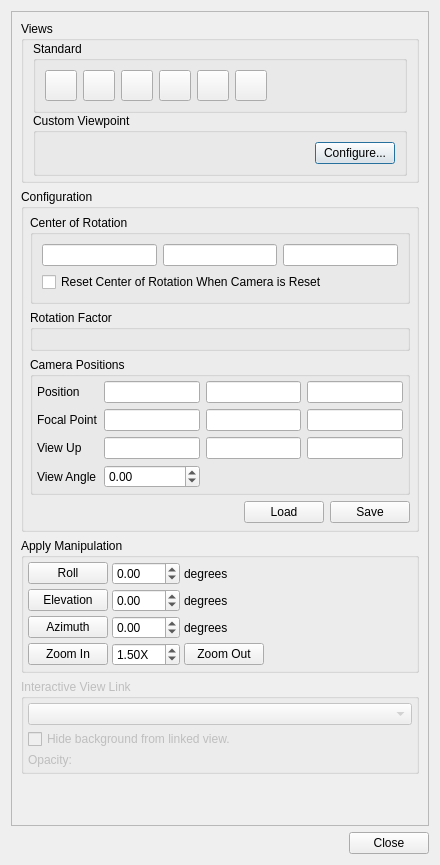
This is Qt/Components/Resources/UI/pqCameraDialog.ui in Kitware/ParaView as Qt 5 draws it before an edit. The edited form follows.
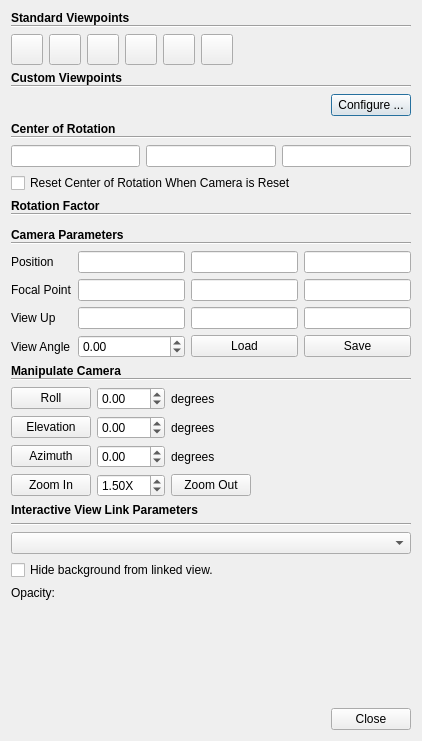
This is the edited form. Icons and pictures are not drawn. Custom widgets are drawn as their Qt base class.

Commit message:
cleanup pqCameraDialog layout.
Cleaning up pqCameraDialog to not use nested groups and better match
other panel layouts.

Patch:
```diff
--- a/Qt/Components/Resources/UI/pqCameraDialog.ui
+++ b/Qt/Components/Resources/UI/pqCameraDialog.ui
@@ -9,8 +9,8 @@
    <rect>
     <x>0</x>
     <y>0</y>
-    <width>440</width>
-    <height>865</height>
+    <width>422</width>
+    <height>741</height>
    </rect>
   </property>
   <property name="sizePolicy">
@@ -25,6 +25,9 @@
   <layout class="QVBoxLayout" name="verticalLayout_3">
    <item>
     <widget class="QScrollArea" name="scrollArea">
+     <property name="frameShape">
+      <enum>QFrame::NoFrame</enum>
+     </property>
      <property name="widgetResizable">
       <bool>true</bool>
      </property>
@@ -33,40 +36,66 @@
        <rect>
         <x>0</x>
         <y>0</y>
-        <width>406</width>
-        <height>870</height>
+        <width>404</width>
+        <height>693</height>
        </rect>
       </property>
+      <layout class="QVBoxLayout" name="verticalLayout">
+       <property name="leftMargin">
+        <number>0</number>
+       </property>
+       <property name="topMargin">
+        <number>0</number>
+       </property>
+       <property name="rightMargin">
+        <number>0</number>
+       </property>
+       <property name="bottomMargin">
+        <number>0</number>
+       </property>
+       <item>
       <layout class="QVBoxLayout" name="verticalLayout_4">
-       <item>
-        <widget class="pqCollapsedGroup" name="groupBox_2">
-         <property name="toolTip">
-          <string>Apply a preset camera configuration.</string>
-         </property>
-         <property name="statusTip">
-          <string/>
-         </property>
-         <property name="title">
-          <string>Views</string>
-         </property>
-         <layout class="QVBoxLayout" name="verticalLayout_2">
           <property name="spacing">
            <number>0</number>
           </property>
-          <property name="topMargin">
-           <number>0</number>
-          </property>
-          <property name="bottomMargin">
-           <number>4</number>
-          </property>
+         <property name="sizeConstraint">
+          <enum>QLayout::SetMinimumSize</enum>
+         </property>
+         <item>
+          <widget class="QLabel" name="label">
+           <property name="sizePolicy">
+            <sizepolicy hsizetype="Preferred" vsizetype="Minimum">
+             <horstretch>0</horstretch>
+             <verstretch>0</verstretch>
+            </sizepolicy>
+           </property>
+           <property name="font">
+            <font>
+             <weight>75</weight>
+             <bold>true</bold>
+            </font>
+           </property>
+           <property name="text">
+            <string>Standard Viewpoints</string>
+           </property>
+          </widget>
+         </item>
           <item>
-           <widget class="QGroupBox" name="viewsGroup">
-            <property name="title">
-             <string>Standard</string>
-            </property>
-            <property name="flat">
-             <bool>true</bool>
-            </property>
+          <widget class="Line" name="line">
+           <property name="sizePolicy">
+            <sizepolicy hsizetype="Minimum" vsizetype="Minimum">
+             <horstretch>0</horstretch>
+             <verstretch>0</verstretch>
+            </sizepolicy>
+           </property>
+           <property name="orientation">
+            <enum>Qt::Horizontal</enum>
+           </property>
+          </widget>
+         </item>
+        </layout>
+       </item>
+       <item>
             <layout class="QHBoxLayout" name="horizontalLayout_3">
              <item>
               <widget class="QToolButton" name="viewXPlus">
@@ -189,7 +218,7 @@
               </widget>
              </item>
              <item>
-              <spacer>
+          <spacer name="spacer">
                <property name="orientation">
                 <enum>Qt::Horizontal</enum>
                </property>
@@ -202,17 +231,51 @@
               </spacer>
              </item>
             </layout>
+       </item>
+       <item>
+        <layout class="QVBoxLayout" name="verticalLayout_5">
+         <property name="spacing">
+          <number>0</number>
+         </property>
+         <property name="sizeConstraint">
+          <enum>QLayout::SetMinimumSize</enum>
+         </property>
+         <item>
+          <widget class="QLabel" name="label_2">
+           <property name="sizePolicy">
+            <sizepolicy hsizetype="Preferred" vsizetype="Minimum">
+             <horstretch>0</horstretch>
+             <verstretch>0</verstretch>
+            </sizepolicy>
+           </property>
+           <property name="font">
+            <font>
+             <weight>75</weight>
+             <bold>true</bold>
+            </font>
+           </property>
+           <property name="text">
+            <string>Custom Viewpoints</string>
+           </property>
            </widget>
           </item>
           <item>
-           <widget class="QGroupBox" name="customViewpointsGroup">
-            <property name="title">
-             <string>Custom Viewpoint</string>
-            </property>
-            <property name="flat">
-             <bool>true</bool>
-            </property>
-            <layout class="QHBoxLayout" name="horizontalLayout_4">
+          <widget class="Line" name="line_2">
+           <property name="sizePolicy">
+            <sizepolicy hsizetype="Minimum" vsizetype="Minimum">
+             <horstretch>0</horstretch>
+             <verstretch>0</verstretch>
+            </sizepolicy>
+           </property>
+           <property name="orientation">
+            <enum>Qt::Horizontal</enum>
+           </property>
+          </widget>
+         </item>
+        </layout>
+       </item>
+       <item>
+        <layout class="QHBoxLayout" name="horizontalLayout_4" stretch="1,0,0">
              <item>
               <layout class="QGridLayout" name="customViewpointGridLayout"/>
              </item>
@@ -235,56 +298,68 @@
                 <string>Configure custom viewpoint buttons.</string>
                </property>
                <property name="text">
-                <string>Configure...</string>
+            <string>Configure ...</string>
                </property>
               </widget>
              </item>
             </layout>
-           </widget>
-          </item>
-         </layout>
-        </widget>
-       </item>
+       </item>
        <item>
-        <widget class="pqCollapsedGroup" name="groupBox">
-         <property name="toolTip">
-          <string>View, and edit the current camera configuration.</string>
+        <layout class="QVBoxLayout" name="verticalLayout_6">
+         <property name="spacing">
+          <number>0</number>
          </property>
-         <property name="title">
-          <string>Configuration</string>
+         <property name="sizeConstraint">
+          <enum>QLayout::SetMinimumSize</enum>
          </property>
-         <layout class="QVBoxLayout" name="verticalLayout">
-          <property name="leftMargin">
-           <number>6</number>
-          </property>
-          <property name="topMargin">
-           <number>6</number>
-          </property>
-          <property name="rightMargin">
-           <number>6</number>
-          </property>
-          <property name="bottomMargin">
-           <number>6</number>
-          </property>
-          <item>
-           <widget class="QGroupBox" name="centerGroup">
-            <property name="title">
+         <item>
+          <widget class="QLabel" name="label_3">
+           <property name="sizePolicy">
+            <sizepolicy hsizetype="Preferred" vsizetype="Minimum">
+             <horstretch>0</horstretch>
+             <verstretch>0</verstretch>
+            </sizepolicy>
+           </property>
+           <property name="font">
+            <font>
+             <weight>75</weight>
+             <bold>true</bold>
+            </font>
+           </property>
+           <property name="text">
              <string>Center of Rotation</string>
             </property>
-            <property name="flat">
-             <bool>true</bool>
-            </property>
-            <layout class="QGridLayout">
-             <item row="0" column="0">
+          </widget>
+         </item>
+         <item>
+          <widget class="Line" name="line_3">
+           <property name="sizePolicy">
+            <sizepolicy hsizetype="Minimum" vsizetype="Minimum">
+             <horstretch>0</horstretch>
+             <verstretch>0</verstretch>
+            </sizepolicy>
+           </property>
+           <property name="orientation">
+            <enum>Qt::Horizontal</enum>
+           </property>
+          </widget>
+         </item>
+        </layout>
+       </item>
+       <item>
+        <layout class="QHBoxLayout" name="horizontalLayout_5">
+         <item>
               <widget class="pqDoubleLineEdit" name="CenterX"/>
              </item>
-             <item row="0" column="1">
+         <item>
               <widget class="pqDoubleLineEdit" name="CenterY"/>
              </item>
-             <item row="0" column="2">
+         <item>
               <widget class="pqDoubleLineEdit" name="CenterZ"/>
              </item>
-             <item row="1" column="0" colspan="3">
+        </layout>
+       </item>
+       <item>
               <widget class="QCheckBox" name="AutoResetCenterOfRotation">
                <property name="toolTip">
                 <string>Reset center of rotation when camera is reset.</string>
@@ -294,19 +369,49 @@
                </property>
               </widget>
              </item>
-            </layout>
-           </widget>
-          </item>
           <item>
-           <widget class="QGroupBox" name="RotationFactorGroup">
-            <property name="title">
+        <layout class="QVBoxLayout" name="verticalLayout_7">
+         <property name="spacing">
+          <number>0</number>
+         </property>
+         <property name="sizeConstraint">
+          <enum>QLayout::SetMinimumSize</enum>
+         </property>
+         <item>
+          <widget class="QLabel" name="label_4">
+           <property name="sizePolicy">
+            <sizepolicy hsizetype="Preferred" vsizetype="Minimum">
+             <horstretch>0</horstretch>
+             <verstretch>0</verstretch>
+            </sizepolicy>
+           </property>
+           <property name="font">
+            <font>
+             <weight>75</weight>
+             <bold>true</bold>
+            </font>
+           </property>
+           <property name="text">
              <string>Rotation Factor</string>
             </property>
-            <property name="flat">
-             <bool>true</bool>
-            </property>
-            <layout class="QGridLayout">
-             <item row="0" column="0">
+          </widget>
+         </item>
+         <item>
+          <widget class="Line" name="line_4">
+           <property name="sizePolicy">
+            <sizepolicy hsizetype="Minimum" vsizetype="Minimum">
+             <horstretch>0</horstretch>
+             <verstretch>0</verstretch>
+            </sizepolicy>
+           </property>
+           <property name="orientation">
+            <enum>Qt::Horizontal</enum>
+           </property>
+          </widget>
+         </item>
+        </layout>
+       </item>
+       <item>
               <widget class="pqDoubleRangeWidget" name="rotationFactor" native="true">
                <property name="toolTip">
                 <string>Define the rotation speed factor.</string>
@@ -316,33 +421,50 @@
                </property>
               </widget>
              </item>
-            </layout>
-           </widget>
-          </item>
           <item>
-           <widget class="QGroupBox" name="positionsGroup">
-            <property name="title">
-             <string>Camera Positions</string>
-            </property>
-            <property name="flat">
-             <bool>true</bool>
-            </property>
-            <layout class="QGridLayout">
-             <property name="leftMargin">
-              <number>4</number>
-             </property>
-             <property name="topMargin">
-              <number>4</number>
-             </property>
-             <property name="rightMargin">
-              <number>4</number>
-             </property>
-             <property name="bottomMargin">
-              <number>4</number>
-             </property>
+        <layout class="QVBoxLayout" name="verticalLayout_8">
              <property name="spacing">
-              <number>6</number>
-             </property>
+          <number>0</number>
+         </property>
+         <property name="sizeConstraint">
+          <enum>QLayout::SetMinimumSize</enum>
+         </property>
+         <item>
+          <widget class="QLabel" name="label_5">
+           <property name="sizePolicy">
+            <sizepolicy hsizetype="Preferred" vsizetype="Minimum">
+             <horstretch>0</horstretch>
+             <verstretch>0</verstretch>
+            </sizepolicy>
+           </property>
+           <property name="font">
+            <font>
+             <weight>75</weight>
+             <bold>true</bold>
+            </font>
+           </property>
+           <property name="text">
+            <string>Camera Parameters</string>
+           </property>
+          </widget>
+         </item>
+         <item>
+          <widget class="Line" name="line_5">
+           <property name="sizePolicy">
+            <sizepolicy hsizetype="Minimum" vsizetype="Minimum">
+             <horstretch>0</horstretch>
+             <verstretch>0</verstretch>
+            </sizepolicy>
+           </property>
+           <property name="orientation">
+            <enum>Qt::Horizontal</enum>
+           </property>
+          </widget>
+         </item>
+        </layout>
+       </item>
+       <item>
+        <layout class="QGridLayout" name="gridLayout">
              <item row="0" column="0">
               <widget class="QLabel" name="label_22">
                <property name="text">
@@ -350,37 +472,6 @@
                </property>
               </widget>
              </item>
-             <item row="1" column="0">
-              <widget class="QLabel" name="label_17">
-               <property name="text">
-                <string>Focal Point</string>
-               </property>
-              </widget>
-             </item>
-             <item row="2" column="0">
-              <widget class="QLabel" name="label_14">
-               <property name="text">
-                <string>View Up</string>
-               </property>
-              </widget>
-             </item>
-             <item row="3" column="0">
-              <widget class="QLabel" name="label_23">
-               <property name="text">
-                <string>View Angle</string>
-               </property>
-              </widget>
-             </item>
-             <item row="3" column="1">
-              <widget class="QDoubleSpinBox" name="viewAngle">
-               <property name="minimum">
-                <double>-360.000000000000000</double>
-               </property>
-               <property name="maximum">
-                <double>360.000000000000000</double>
-               </property>
-              </widget>
-             </item>
              <item row="0" column="1">
               <widget class="pqDoubleLineEdit" name="position0"/>
              </item>
@@ -390,6 +481,13 @@
              <item row="0" column="3">
               <widget class="pqDoubleLineEdit" name="position2"/>
              </item>
+         <item row="1" column="0">
+          <widget class="QLabel" name="label_17">
+           <property name="text">
+            <string>Focal Point</string>
+           </property>
+          </widget>
+         </item>
              <item row="1" column="1">
               <widget class="pqDoubleLineEdit" name="focalPoint0"/>
              </item>
@@ -399,6 +497,13 @@
              <item row="1" column="3">
               <widget class="pqDoubleLineEdit" name="focalPoint2"/>
              </item>
+         <item row="2" column="0">
+          <widget class="QLabel" name="label_14">
+           <property name="text">
+            <string>View Up</string>
+           </property>
+          </widget>
+         </item>
              <item row="2" column="1">
               <widget class="pqDoubleLineEdit" name="viewUp0"/>
              </item>
@@ -408,25 +513,24 @@
              <item row="2" column="3">
               <widget class="pqDoubleLineEdit" name="viewUp2"/>
              </item>
-            </layout>
-           </widget>
-          </item>
-          <item>
-           <layout class="QHBoxLayout" name="horizontalLayout">
-            <item>
-             <spacer name="horizontalSpacer">
-              <property name="orientation">
-               <enum>Qt::Horizontal</enum>
-              </property>
-              <property name="sizeHint" stdset="0">
-               <size>
-                <width>40</width>
-                <height>20</height>
-               </size>
-              </property>
-             </spacer>
-            </item>
-            <item>
+         <item row="3" column="0">
+          <widget class="QLabel" name="label_23">
+           <property name="text">
+            <string>View Angle</string>
+           </property>
+          </widget>
+         </item>
+         <item row="3" column="1">
+          <widget class="QDoubleSpinBox" name="viewAngle">
+           <property name="minimum">
+            <double>-360.000000000000000</double>
+           </property>
+           <property name="maximum">
+            <double>360.000000000000000</double>
+           </property>
+          </widget>
+         </item>
+         <item row="3" column="2">
              <widget class="QPushButton" name="loadCameraConfiguration">
               <property name="toolTip">
                <string>Load camera properties.</string>
@@ -436,7 +540,7 @@
               </property>
              </widget>
             </item>
-            <item>
+         <item row="3" column="3">
              <widget class="QPushButton" name="saveCameraConfiguration">
               <property name="toolTip">
                <string>Save camera properties.</string>
@@ -448,32 +552,72 @@
             </item>
            </layout>
           </item>
-         </layout>
-        </widget>
-       </item>
        <item>
-        <widget class="pqCollapsedGroup" name="orientationsGroup">
-         <property name="title">
-          <string>Apply Manipulation</string>
-         </property>
-         <layout class="QGridLayout">
-          <property name="leftMargin">
-           <number>4</number>
-          </property>
-          <property name="topMargin">
-           <number>4</number>
-          </property>
-          <property name="rightMargin">
-           <number>4</number>
-          </property>
-          <property name="bottomMargin">
-           <number>4</number>
-          </property>
+        <layout class="QVBoxLayout" name="verticalLayout_9">
           <property name="spacing">
-           <number>4</number>
-          </property>
-          <item row="2" column="1">
-           <widget class="QDoubleSpinBox" name="azimuthAngle">
+          <number>0</number>
+         </property>
+         <property name="sizeConstraint">
+          <enum>QLayout::SetMinimumSize</enum>
+         </property>
+         <item>
+          <widget class="QLabel" name="label_6">
+           <property name="sizePolicy">
+            <sizepolicy hsizetype="Preferred" vsizetype="Minimum">
+             <horstretch>0</horstretch>
+             <verstretch>0</verstretch>
+            </sizepolicy>
+           </property>
+           <property name="font">
+            <font>
+             <weight>75</weight>
+             <bold>true</bold>
+            </font>
+           </property>
+           <property name="text">
+            <string>Manipulate Camera</string>
+           </property>
+          </widget>
+         </item>
+         <item>
+          <widget class="Line" name="line_6">
+           <property name="sizePolicy">
+            <sizepolicy hsizetype="Minimum" vsizetype="Minimum">
+             <horstretch>0</horstretch>
+             <verstretch>0</verstretch>
+            </sizepolicy>
+           </property>
+           <property name="orientation">
+            <enum>Qt::Horizontal</enum>
+           </property>
+          </widget>
+         </item>
+        </layout>
+       </item>
+       <item>
+        <layout class="QGridLayout" name="gridLayout_2">
+         <item row="0" column="0">
+          <widget class="QPushButton" name="rollButton">
+           <property name="toolTip">
+            <string>Rotate around vertical axis</string>
+           </property>
+           <property name="text">
+            <string>Roll</string>
+           </property>
+           <property name="icon">
+            <iconset>
+             <normaloff>.</normaloff>.</iconset>
+           </property>
+           <property name="iconSize">
+            <size>
+             <width>24</width>
+             <height>24</height>
+            </size>
+           </property>
+          </widget>
+         </item>
+         <item row="0" column="1">
+          <widget class="QDoubleSpinBox" name="rollAngle">
             <property name="minimum">
              <double>-360.000000000000000</double>
             </property>
@@ -482,6 +626,22 @@
             </property>
            </widget>
           </item>
+         <item row="0" column="2">
+          <widget class="QLabel" name="label_20">
+           <property name="sizePolicy">
+            <sizepolicy hsizetype="MinimumExpanding" vsizetype="Preferred">
+             <horstretch>0</horstretch>
+             <verstretch>0</verstretch>
+            </sizepolicy>
+           </property>
+           <property name="toolTip">
+            <string>Apply a manipulation to the current camera using the buttons on the left.</string>
+           </property>
+           <property name="text">
+            <string>degrees</string>
+           </property>
+          </widget>
+         </item>
           <item row="1" column="0">
            <widget class="QPushButton" name="elevationButton">
             <property name="toolTip">
@@ -502,24 +662,51 @@
             </property>
            </widget>
           </item>
-          <item row="0" column="2">
-           <widget class="QLabel" name="label_20">
+         <item row="1" column="1">
+          <widget class="QDoubleSpinBox" name="elevationAngle">
+           <property name="minimum">
+            <double>-360.000000000000000</double>
+           </property>
+           <property name="maximum">
+            <double>360.000000000000000</double>
+           </property>
+          </widget>
+         </item>
+         <item row="1" column="2">
+          <widget class="QLabel" name="label_21">
             <property name="sizePolicy">
              <sizepolicy hsizetype="MinimumExpanding" vsizetype="Preferred">
               <horstretch>0</horstretch>
               <verstretch>0</verstretch>
              </sizepolicy>
             </property>
+           <property name="text">
+            <string>degrees</string>
+           </property>
+          </widget>
+         </item>
+         <item row="2" column="0">
+          <widget class="QPushButton" name="azimuthButton">
             <property name="toolTip">
              <string>Apply a manipulation to the current camera using the buttons on the left.</string>
             </property>
             <property name="text">
-             <string>degrees</string>
+            <string>Azimuth</string>
+           </property>
+           <property name="icon">
+            <iconset>
+             <normaloff>.</normaloff>.</iconset>
+           </property>
+           <property name="iconSize">
+            <size>
+             <width>24</width>
+             <height>24</height>
+            </size>
             </property>
            </widget>
           </item>
-          <item row="0" column="1">
-           <widget class="QDoubleSpinBox" name="rollAngle">
+         <item row="2" column="1">
+          <widget class="QDoubleSpinBox" name="azimuthAngle">
             <property name="minimum">
              <double>-360.000000000000000</double>
             </property>
@@ -528,6 +715,19 @@
             </property>
            </widget>
           </item>
+         <item row="2" column="2">
+          <widget class="QLabel" name="label_16">
+           <property name="sizePolicy">
+            <sizepolicy hsizetype="MinimumExpanding" vsizetype="Preferred">
+             <horstretch>0</horstretch>
+             <verstretch>0</verstretch>
+            </sizepolicy>
+           </property>
+           <property name="text">
+            <string>degrees</string>
+           </property>
+          </widget>
+         </item>
           <item row="3" column="0">
            <widget class="QPushButton" name="zoomInButton">
             <property name="toolTip">
@@ -548,19 +748,6 @@
             </property>
            </widget>
           </item>
-          <item row="2" column="2">
-           <widget class="QLabel" name="label_16">
-            <property name="sizePolicy">
-             <sizepolicy hsizetype="MinimumExpanding" vsizetype="Preferred">
-              <horstretch>0</horstretch>
-              <verstretch>0</verstretch>
-             </sizepolicy>
-            </property>
-            <property name="text">
-             <string>degrees</string>
-            </property>
-           </widget>
-          </item>
           <item row="3" column="1">
            <widget class="QDoubleSpinBox" name="zoomFactor">
             <property name="suffix">
@@ -583,69 +770,6 @@
             </property>
            </widget>
           </item>
-          <item row="2" column="0">
-           <widget class="QPushButton" name="azimuthButton">
-            <property name="toolTip">
-             <string>Rotate around center of screen</string>
-            </property>
-            <property name="text">
-             <string>Azimuth</string>
-            </property>
-            <property name="icon">
-             <iconset>
-              <normaloff>.</normaloff>.</iconset>
-            </property>
-            <property name="iconSize">
-             <size>
-              <width>24</width>
-              <height>24</height>
-             </size>
-            </property>
-           </widget>
-          </item>
-          <item row="1" column="1">
-           <widget class="QDoubleSpinBox" name="elevationAngle">
-            <property name="minimum">
-             <double>-360.000000000000000</double>
-            </property>
-            <property name="maximum">
-             <double>360.000000000000000</double>
-            </property>
-           </widget>
-          </item>
-          <item row="0" column="0">
-           <widget class="QPushButton" name="rollButton">
-            <property name="toolTip">
-             <string>Rotate around vertical axis</string>
-            </property>
-            <property name="text">
-             <string>Roll</string>
-            </property>
-            <property name="icon">
-             <iconset>
-              <normaloff>.</normaloff>.</iconset>
-            </property>
-            <property name="iconSize">
-             <size>
-              <width>24</width>
-              <height>24</height>
-             </size>
-            </property>
-           </widget>
-          </item>
-          <item row="1" column="2">
-           <widget class="QLabel" name="label_21">
-            <property name="sizePolicy">
-             <sizepolicy hsizetype="MinimumExpanding" vsizetype="Preferred">
-              <horstretch>0</horstretch>
-              <verstretch>0</verstretch>
-             </sizepolicy>
-            </property>
-            <property name="text">
-             <string>degrees</string>
-            </property>
-           </widget>
-          </item>
           <item row="3" column="2">
            <widget class="QPushButton" name="zoomOutButton">
             <property name="sizePolicy">
@@ -673,39 +797,41 @@
            </widget>
           </item>
          </layout>
-        </widget>
        </item>
        <item>
-        <widget class="pqCollapsedGroup" name="interactiveViewLinkGroup">
-         <property name="enabled">
-          <bool>false</bool>
+        <widget class="QLabel" name="label_7">
+         <property name="sizePolicy">
+          <sizepolicy hsizetype="Preferred" vsizetype="Minimum">
+           <horstretch>0</horstretch>
+           <verstretch>0</verstretch>
+          </sizepolicy>
          </property>
-         <property name="title">
-          <string>Interactive View Link</string>
+         <property name="font">
+          <font>
+           <weight>75</weight>
+           <bold>true</bold>
+          </font>
          </property>
-         <layout class="QGridLayout">
-          <property name="leftMargin">
-           <number>4</number>
-          </property>
-          <property name="topMargin">
-           <number>4</number>
-          </property>
-          <property name="rightMargin">
-           <number>4</number>
-          </property>
-          <property name="bottomMargin">
-           <number>4</number>
-          </property>
-          <property name="spacing">
-           <number>4</number>
-          </property>
-          <item row="0" column="0" colspan="2">
-           <widget class="QComboBox" name="interactiveViewLinkComboBox">
-            <property name="toolTip">
-             <string>Select Interactive View Link to manage.</string>
-            </property>
-           </widget>
-          </item>
+         <property name="text">
+          <string>Interactive View Link Parameters</string>
+         </property>
+        </widget>
+       </item>
+       <item>
+        <widget class="Line" name="line_7">
+         <property name="sizePolicy">
+          <sizepolicy hsizetype="Minimum" vsizetype="Minimum">
+           <horstretch>0</horstretch>
+           <verstretch>0</verstretch>
+          </sizepolicy>
+         </property>
+         <property name="orientation">
+          <enum>Qt::Horizontal</enum>
+         </property>
+        </widget>
+       </item>
+       <item>
+        <layout class="QGridLayout" name="gridLayout_3" columnstretch="0,1">
           <item row="1" column="0" colspan="2">
            <widget class="QCheckBox" name="interactiveViewLinkBackground">
             <property name="toolTip">
@@ -733,23 +859,12 @@
             </property>
            </widget>
           </item>
-         </layout>
-        </widget>
-       </item>
-       <item>
-        <layout class="QHBoxLayout" name="horizontalLayout_2">
-         <item>
-          <spacer>
-           <property name="orientation">
-            <enum>Qt::Horizontal</enum>
-           </property>
-           <property name="sizeHint" stdset="0">
-            <size>
-             <width>13</width>
-             <height>24</height>
-            </size>
-           </property>
-          </spacer>
+         <item row="0" column="0" colspan="2">
+          <widget class="QComboBox" name="interactiveViewLinkComboBox">
+           <property name="toolTip">
+            <string>Select Interactive View Link to manage.</string>
+           </property>
+          </widget>
          </item>
         </layout>
        </item>
@@ -758,13 +873,10 @@
          <property name="orientation">
           <enum>Qt::Vertical</enum>
          </property>
-         <property name="sizeType">
-          <enum>QSizePolicy::MinimumExpanding</enum>
-         </property>
          <property name="sizeHint" stdset="0">
           <size>
            <width>20</width>
-           <height>1</height>
+           <height>0</height>
           </size>
          </property>
         </spacer>
@@ -773,28 +885,16 @@
      </widget>
     </widget>
    </item>
-   <item alignment="Qt::AlignRight">
-    <widget class="QPushButton" name="closeButton">
-     <property name="sizePolicy">
-      <sizepolicy hsizetype="Fixed" vsizetype="Fixed">
-       <horstretch>0</horstretch>
-       <verstretch>0</verstretch>
-      </sizepolicy>
-     </property>
-     <property name="text">
-      <string>Close</string>
+   <item>
+    <widget class="QDialogButtonBox" name="buttonBox">
+     <property name="standardButtons">
+      <set>QDialogButtonBox::Close</set>
      </property>
     </widget>
    </item>
   </layout>
  </widget>
  <customwidgets>
-  <customwidget>
-   <class>pqCollapsedGroup</class>
-   <extends>QGroupBox</extends>
-   <header>pqCollapsedGroup.h</header>
-   <container>1</container>
-  </customwidget>
   <customwidget>
    <class>pqDoubleRangeWidget</class>
    <extends>QWidget</extends>
```
Left out of the diff: 37 changed lines with no effect on the pictures. Lines whose indentation alone changed are shown as unchanged. The commit also changes 1 other file.
